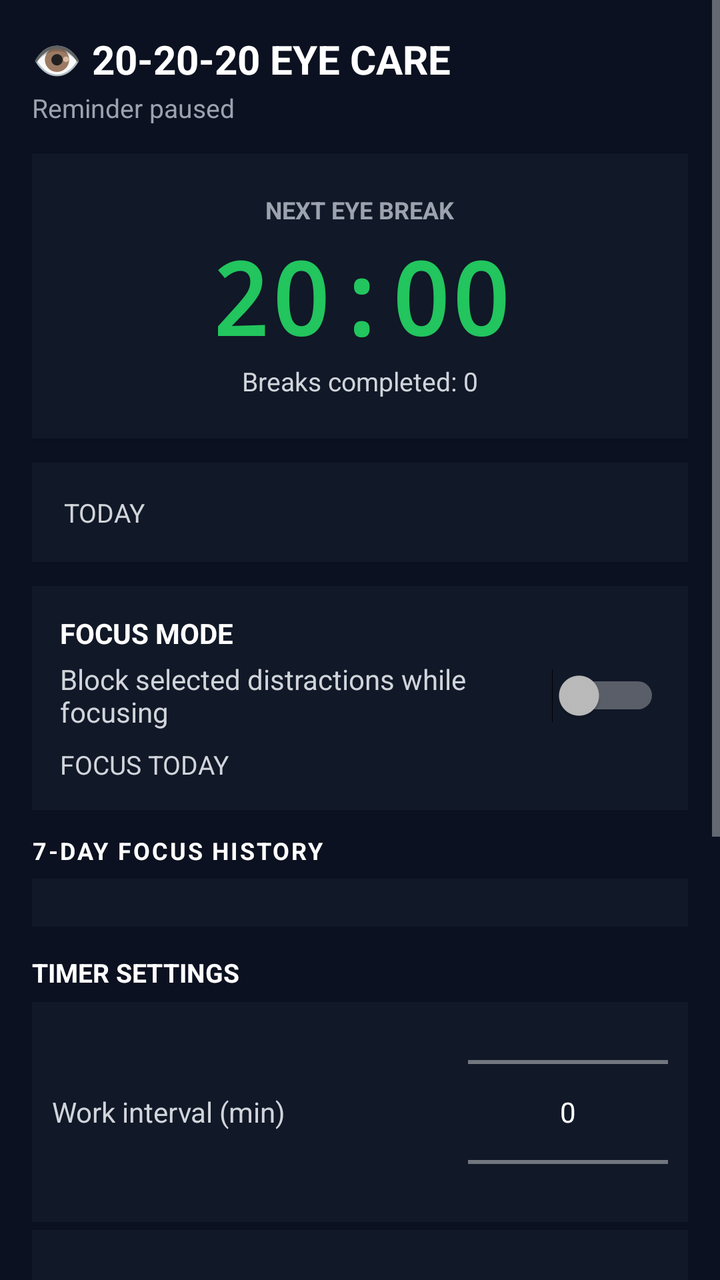
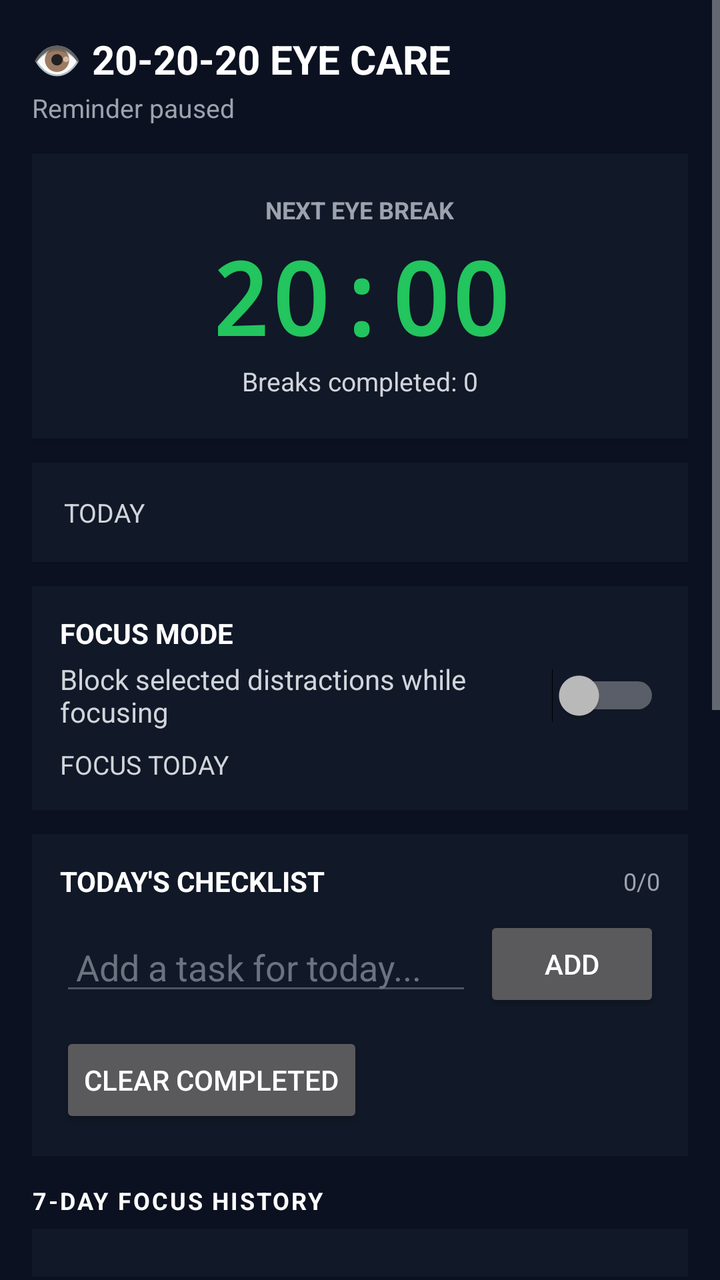

Two renders of the same Android screen: before a commit and after it. Below are the layout's source before the change and the commit's diff.
<!-- AndroidManifest.xml: application theme Theme.AppCompat.NoActionBar -->
<!-- res/layout/activity_main.xml -->
<?xml version="1.0" encoding="utf-8"?>
<ScrollView xmlns:android="http://schemas.android.com/apk/res/android"
    android:layout_width="match_parent"
    android:layout_height="match_parent"
    android:background="#0B1120"
    android:fillViewport="true">

    <LinearLayout
        android:layout_width="match_parent"
        android:layout_height="wrap_content"
        android:orientation="vertical"
        android:padding="16dp">

        <TextView
            android:layout_width="wrap_content"
            android:layout_height="wrap_content"
            android:text="👁 20-20-20 EYE CARE"
            android:textColor="#FFFFFF"
            android:textSize="20sp"
            android:textStyle="bold"
            android:layout_marginBottom="2dp" />

        <TextView
            android:id="@+id/statusText"
            android:layout_width="wrap_content"
            android:layout_height="wrap_content"
            android:text="Reminder paused"
            android:textColor="#9CA3AF"
            android:textSize="13sp"
            android:layout_marginBottom="14dp" />

        <LinearLayout
            android:layout_width="match_parent"
            android:layout_height="wrap_content"
            android:orientation="vertical"
            android:gravity="center"
            android:padding="20dp"
            android:background="#111827"
            android:elevation="2dp"
            android:layout_marginBottom="12dp">

            <TextView
                android:layout_width="wrap_content"
                android:layout_height="wrap_content"
                android:text="NEXT EYE BREAK"
                android:textColor="#9CA3AF"
                android:textSize="12sp"
                android:textStyle="bold" />

            <TextView
                android:id="@+id/countdownText"
                android:layout_width="wrap_content"
                android:layout_height="wrap_content"
                android:text="20:00"
                android:textColor="#22C55E"
                android:textSize="50sp"
                android:textStyle="bold"
                android:fontFamily="monospace"
                android:layout_marginTop="2dp" />

            <TextView
                android:id="@+id/sessionText"
                android:layout_width="wrap_content"
                android:layout_height="wrap_content"
                android:text="Breaks completed: 0"
                android:textColor="#D1D5DB"
                android:textSize="13sp" />
        </LinearLayout>

        <TextView
            android:id="@+id/statsText"
            android:layout_width="match_parent"
            android:layout_height="wrap_content"
            android:text="TODAY"
            android:textColor="#D1D5DB"
            android:textSize="13sp"
            android:lineSpacingExtra="3dp"
            android:padding="16dp"
            android:background="#111827"
            android:elevation="1dp"
            android:layout_marginBottom="12dp" />

        <LinearLayout
            android:layout_width="match_parent"
            android:layout_height="wrap_content"
            android:orientation="vertical"
            android:padding="14dp"
            android:background="#111827"
            android:layout_marginBottom="12dp">

            <TextView
                android:layout_width="wrap_content"
                android:layout_height="wrap_content"
                android:text="FOCUS MODE"
                android:textColor="#FFFFFF"
                android:textSize="14sp"
                android:textStyle="bold" />

            <Switch
                android:id="@+id/focusModeSwitch"
                android:layout_width="match_parent"
                android:layout_height="wrap_content"
                android:text="Block selected distractions while focusing"
                android:textColor="#D1D5DB"
                android:layout_marginTop="4dp" />

            <TextView
                android:id="@+id/focusStatsText"
                android:layout_width="match_parent"
                android:layout_height="wrap_content"
                android:text="FOCUS TODAY"
                android:textColor="#D1D5DB"
                android:textSize="13sp"
                android:lineSpacingExtra="3dp"
                android:paddingTop="8dp" />
        </LinearLayout>

        <TextView
            android:layout_width="wrap_content"
            android:layout_height="wrap_content"
            android:text="7-DAY FOCUS HISTORY"
            android:textColor="#FFFFFF"
            android:textSize="12sp"
            android:textStyle="bold"
            android:letterSpacing="0.08"
            android:layout_marginBottom="6dp" />

        <LinearLayout
            android:id="@+id/focusHistoryContainer"
            android:layout_width="match_parent"
            android:layout_height="wrap_content"
            android:orientation="vertical"
            android:padding="12dp"
            android:background="#111827"
            android:layout_marginBottom="14dp" />

        <TextView
            android:layout_width="wrap_content"
            android:layout_height="wrap_content"
            android:text="TIMER SETTINGS"
            android:textColor="#FFFFFF"
            android:textSize="13sp"
            android:textStyle="bold"
            android:layout_marginBottom="6dp" />

        <LinearLayout
            android:layout_width="match_parent"
            android:layout_height="wrap_content"
            android:orientation="horizontal"
            android:gravity="center_vertical"
            android:background="#111827"
            android:padding="10dp">

            <TextView
                android:layout_width="0dp"
                android:layout_height="wrap_content"
                android:layout_weight="1"
                android:text="Work interval (min)"
                android:textColor="#D1D5DB"
                android:textSize="14sp" />

            <NumberPicker
                android:id="@+id/workMinutesPicker"
                android:layout_width="100dp"
                android:layout_height="90dp" />
        </LinearLayout>

        <LinearLayout
            android:layout_width="match_parent"
            android:layout_height="wrap_content"
            android:orientation="horizontal"
            android:gravity="center_vertical"
            android:background="#111827"
            android:padding="10dp"
            android:layout_marginTop="4dp"
            android:layout_marginBottom="14dp">

            <TextView
                android:layout_width="0dp"
                android:layout_height="wrap_content"
                android:layout_weight="1"
                android:text="Rest duration (sec)"
                android:textColor="#D1D5DB"
                android:textSize="14sp" />

            <NumberPicker
                android:id="@+id/restSecondsPicker"
                android:layout_width="100dp"
                android:layout_height="90dp" />
        </LinearLayout>

        <Button
            android:id="@+id/startPauseButton"
            style="@style/Widget.MaterialComponents.Button"
            android:layout_width="match_parent"
            android:layout_height="wrap_content"
            android:text="Start"
            android:backgroundTint="#22C55E"
            android:textColor="#FFFFFF"
            android:layout_marginBottom="7dp" />

        <Button
            android:id="@+id/resetButton"
            style="@style/Widget.MaterialComponents.Button"
            android:layout_width="match_parent"
            android:layout_height="wrap_content"
            android:text="Reset"
            android:backgroundTint="#374151"
            android:textColor="#FFFFFF" />

        <Button
            android:id="@+id/stopButton"
            style="@style/Widget.MaterialComponents.Button"
            android:layout_width="match_parent"
            android:layout_height="wrap_content"
            android:text="Stop"
            android:backgroundTint="#7F1D1D"
            android:textColor="#FFFFFF"
            android:layout_marginTop="7dp" />

        <Button
            android:id="@+id/settingsButton"
            style="@style/Widget.MaterialComponents.Button"
            android:layout_width="match_parent"
            android:layout_height="wrap_content"
            android:text="Settings"
            android:layout_marginTop="10dp"
            android:layout_marginBottom="8dp" />
    </LinearLayout>
</ScrollView>
<!-- resources referenced by this layout -->
<resources>

</resources>

<!-- the commit's change to res/layout/activity_main.xml (unified diff, before → after) -->
@@ -115,6 +115,82 @@
                 android:paddingTop="8dp" />
         </LinearLayout>
 
+        <LinearLayout
+            android:layout_width="match_parent"
+            android:layout_height="wrap_content"
+            android:orientation="vertical"
+            android:padding="14dp"
+            android:background="#111827"
+            android:layout_marginBottom="14dp">
+
+            <LinearLayout
+                android:layout_width="match_parent"
+                android:layout_height="wrap_content"
+                android:gravity="center_vertical">
+
+                <TextView
+                    android:id="@+id/checklistTitle"
+                    android:layout_width="0dp"
+                    android:layout_height="wrap_content"
+                    android:layout_weight="1"
+                    android:text="TODAY'S CHECKLIST"
+                    android:textColor="#FFFFFF"
+                    android:textSize="14sp"
+                    android:textStyle="bold" />
+
+                <TextView
+                    android:id="@+id/checklistProgressText"
+                    android:layout_width="wrap_content"
+                    android:layout_height="wrap_content"
+                    android:text="0/0"
+                    android:textColor="#9CA3AF"
+                    android:textSize="12sp" />
+            </LinearLayout>
+
+            <LinearLayout
+                android:layout_width="match_parent"
+                android:layout_height="wrap_content"
+                android:orientation="horizontal"
+                android:gravity="center_vertical"
+                android:layout_marginTop="8dp">
+
+                <EditText
+                    android:id="@+id/checklistInput"
+                    android:layout_width="0dp"
+                    android:layout_height="wrap_content"
+                    android:layout_weight="1"
+                    android:hint="Add a task for today..."
+                    android:singleLine="true"
+                    android:maxLength="120"
+                    android:textColor="#FFFFFF"
+                    android:textColorHint="#6B7280"
+                    android:backgroundTint="#4B5563"
+                    android:paddingStart="8dp"
+                    android:paddingEnd="8dp" />
+
+                <Button
+                    android:id="@+id/addChecklistButton"
+                    android:layout_width="wrap_content"
+                    android:layout_height="wrap_content"
+                    android:text="Add"
+                    android:layout_marginStart="6dp" />
+            </LinearLayout>
+
+            <LinearLayout
+                android:id="@+id/checklistContainer"
+                android:layout_width="match_parent"
+                android:layout_height="wrap_content"
+                android:orientation="vertical"
+                android:layout_marginTop="6dp" />
+
+            <Button
+                android:id="@+id/clearCompletedButton"
+                android:layout_width="wrap_content"
+                android:layout_height="wrap_content"
+                android:text="Clear completed"
+                android:layout_marginTop="4dp" />
+        </LinearLayout>
+
         <TextView
             android:layout_width="wrap_content"
             android:layout_height="wrap_content"
